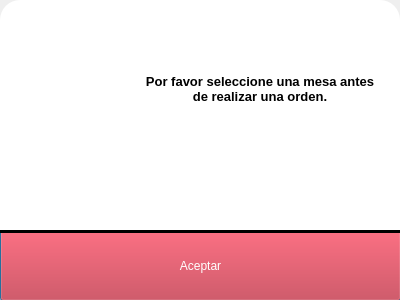
The window that Restaurante/Mesero/mensaje.ui (camvaz/restaurante-ihc) describes before a commit, drawn with Qt 5.
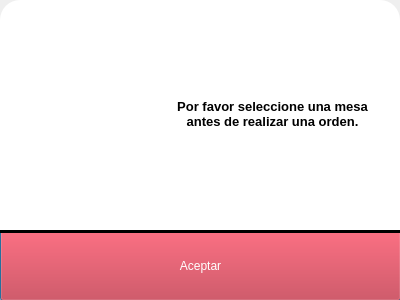
The same window after the commit.

Commit message: Camibios en el layout y corrección del estilo en login

What changed in the file:
```diff
--- a/Restaurante/Mesero/mensaje.ui
+++ b/Restaurante/Mesero/mensaje.ui
@@ -68,23 +68,6 @@
      <string>Aceptar</string>
     </property>
    </widget>
-   <widget class="QTextBrowser" name="textBrowser">
-    <property name="geometry">
-     <rect>
-      <x>140</x>
-      <y>70</y>
-      <width>240</width>
-      <height>71</height>
-     </rect>
-    </property>
-    <property name="html">
-     <string>&lt;!DOCTYPE HTML PUBLIC &quot;-//W3C//DTD HTML 4.0//EN&quot; &quot;http://www.w3.org/TR/REC-html40/strict.dtd&quot;&gt;
-&lt;html&gt;&lt;head&gt;&lt;meta name=&quot;qrichtext&quot; content=&quot;1&quot; /&gt;&lt;style type=&quot;text/css&quot;&gt;
-p, li { white-space: pre-wrap; }
-&lt;/style&gt;&lt;/head&gt;&lt;body style=&quot; font-family:'MS Shell Dlg 2'; font-size:7.8pt; font-weight:400; font-style:normal;&quot;&gt;
-&lt;p align=&quot;center&quot; style=&quot; margin-top:0px; margin-bottom:0px; margin-left:0px; margin-right:0px; -qt-block-indent:0; text-indent:0px;&quot;&gt;&lt;span style=&quot; font-size:10pt; font-weight:600;&quot;&gt;Por favor seleccione una mesa antes de realizar una orden.&lt;/span&gt;&lt;/p&gt;&lt;/body&gt;&lt;/html&gt;</string>
-    </property>
-   </widget>
    <widget class="Line" name="line">
     <property name="geometry">
      <rect>
@@ -101,21 +84,111 @@
      <enum>Qt::Horizontal</enum>
     </property>
    </widget>
-   <widget class="QLabel" name="Advertencia">
+   <widget class="QWidget" name="">
     <property name="geometry">
      <rect>
       <x>30</x>
-      <y>70</y>
-      <width>81</width>
-      <height>71</height>
+      <y>0</y>
+      <width>348</width>
+      <height>231</height>
      </rect>
     </property>
-    <property name="text">
-     <string/>
-    </property>
-    <property name="scaledContents">
-     <bool>true</bool>
-    </property>
+    <layout class="QVBoxLayout" name="verticalLayout">
+     <item>
+      <spacer name="verticalSpacer">
+       <property name="orientation">
+        <enum>Qt::Vertical</enum>
+       </property>
+       <property name="sizeHint" stdset="0">
+        <size>
+         <width>20</width>
+         <height>40</height>
+        </size>
+       </property>
+      </spacer>
+     </item>
+     <item>
+      <layout class="QHBoxLayout" name="horizontalLayout">
+       <item>
+        <widget class="QLabel" name="Advertencia">
+         <property name="minimumSize">
+          <size>
+           <width>81</width>
+           <height>71</height>
+          </size>
+         </property>
+         <property name="maximumSize">
+          <size>
+           <width>81</width>
+           <height>71</height>
+          </size>
+         </property>
+         <property name="text">
+          <string/>
+         </property>
+         <property name="scaledContents">
+          <bool>true</bool>
+         </property>
+        </widget>
+       </item>
+       <item>
+        <spacer name="horizontalSpacer">
+         <property name="orientation">
+          <enum>Qt::Horizontal</enum>
+         </property>
+         <property name="sizeHint" stdset="0">
+          <size>
+           <width>40</width>
+           <height>20</height>
+          </size>
+         </property>
+        </spacer>
+       </item>
+       <item>
+        <widget class="QTextBrowser" name="textBrowser">
+         <property name="sizePolicy">
+          <sizepolicy hsizetype="Fixed" vsizetype="Fixed">
+           <horstretch>0</horstretch>
+           <verstretch>0</verstretch>
+          </sizepolicy>
+         </property>
+         <property name="minimumSize">
+          <size>
+           <width>211</width>
+           <height>41</height>
+          </size>
+         </property>
+         <property name="maximumSize">
+          <size>
+           <width>211</width>
+           <height>41</height>
+          </size>
+         </property>
+         <property name="html">
+          <string>&lt;!DOCTYPE HTML PUBLIC &quot;-//W3C//DTD HTML 4.0//EN&quot; &quot;http://www.w3.org/TR/REC-html40/strict.dtd&quot;&gt;
+&lt;html&gt;&lt;head&gt;&lt;meta name=&quot;qrichtext&quot; content=&quot;1&quot; /&gt;&lt;style type=&quot;text/css&quot;&gt;
+p, li { white-space: pre-wrap; }
+&lt;/style&gt;&lt;/head&gt;&lt;body style=&quot; font-family:'MS Shell Dlg 2'; font-size:8.25pt; font-weight:400; font-style:normal;&quot;&gt;
+&lt;p align=&quot;center&quot; style=&quot; margin-top:0px; margin-bottom:0px; margin-left:0px; margin-right:0px; -qt-block-indent:0; text-indent:0px;&quot;&gt;&lt;span style=&quot; font-size:10pt; font-weight:600;&quot;&gt;Por favor seleccione una mesa antes de realizar una orden.&lt;/span&gt;&lt;/p&gt;&lt;/body&gt;&lt;/html&gt;</string>
+         </property>
+        </widget>
+       </item>
+      </layout>
+     </item>
+     <item>
+      <spacer name="verticalSpacer_2">
+       <property name="orientation">
+        <enum>Qt::Vertical</enum>
+       </property>
+       <property name="sizeHint" stdset="0">
+        <size>
+         <width>20</width>
+         <height>40</height>
+        </size>
+       </property>
+      </spacer>
+     </item>
+    </layout>
    </widget>
   </widget>
  </widget>
```
Left out of the diff: 20 changed lines with no effect on the pictures. The commit also changes 5 other files.
